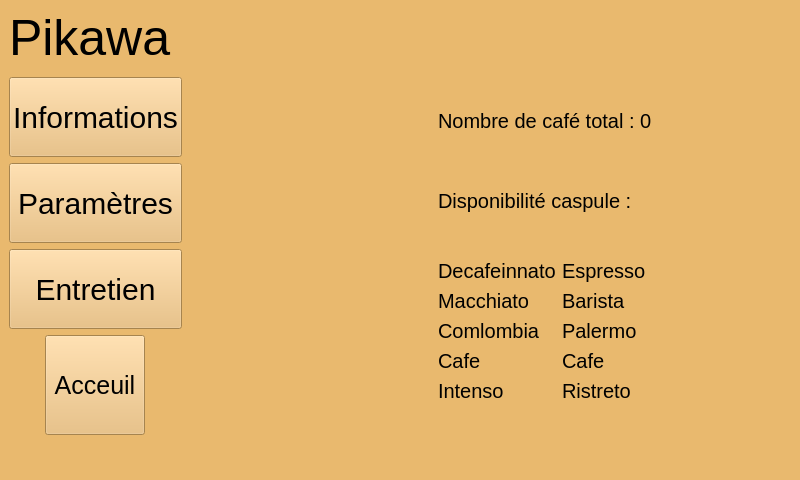
First picture: the form in pikawa-qt/ihm.ui, repository bts-lasalle-avignon-projets/pikawa-2022, before the edit.
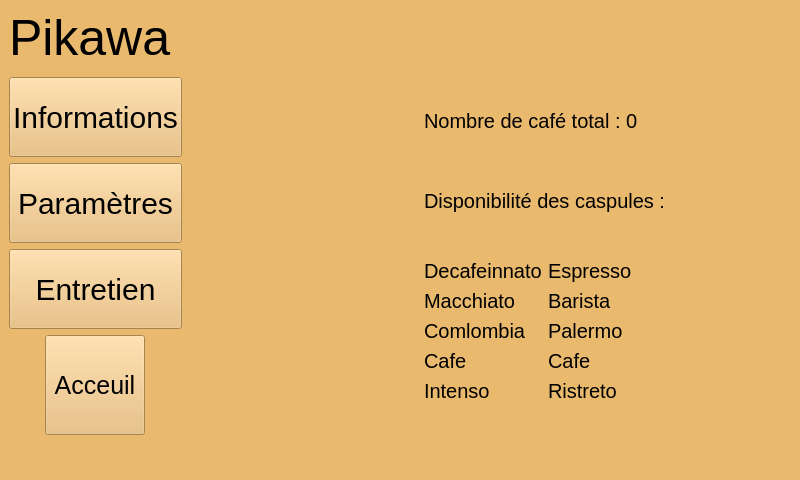
Second picture: the form after the edit. The open tabs and pages were chosen to show the change. Icons and pictures are not drawn.

Commit message: PIKAWA22-21 Correction page informations

```diff
--- a/pikawa-qt/ihm.ui
+++ b/pikawa-qt/ihm.ui
@@ -886,7 +886,7 @@
               <string notr="true">font-size:20px;</string>
              </property>
              <property name="text">
-              <string>Disponibilité caspule :</string>
+              <string>Disponibilité des caspules :</string>
              </property>
             </widget>
            </item>
```
Left out of the diff: 2 changed lines with no effect on the pictures.
